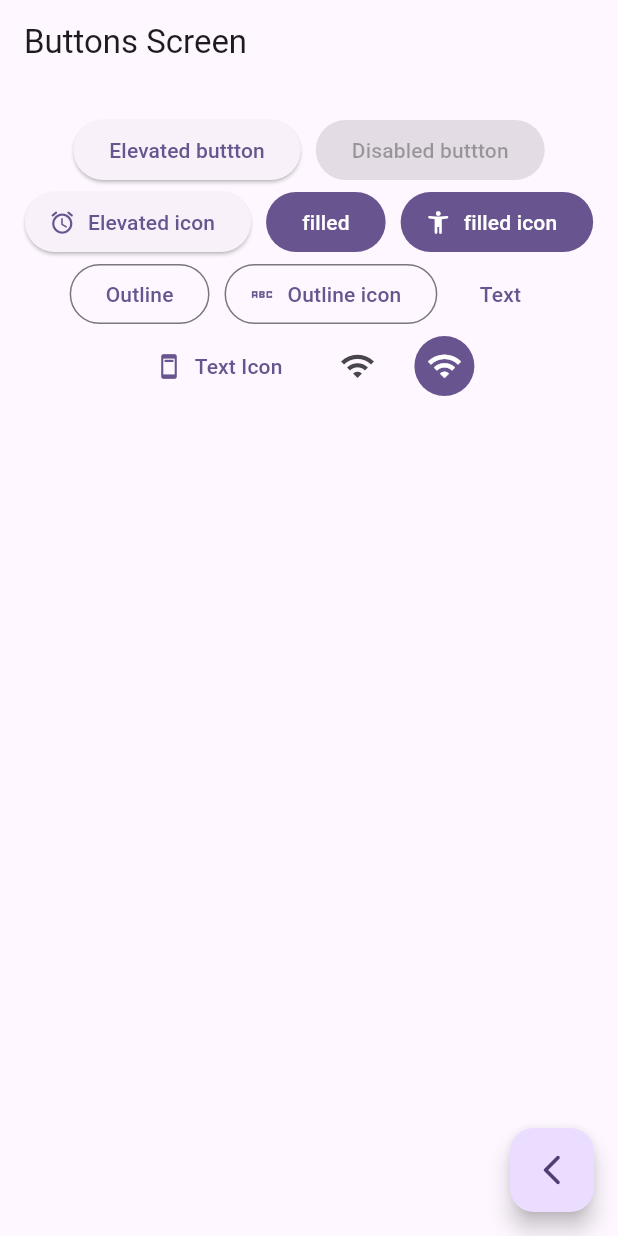
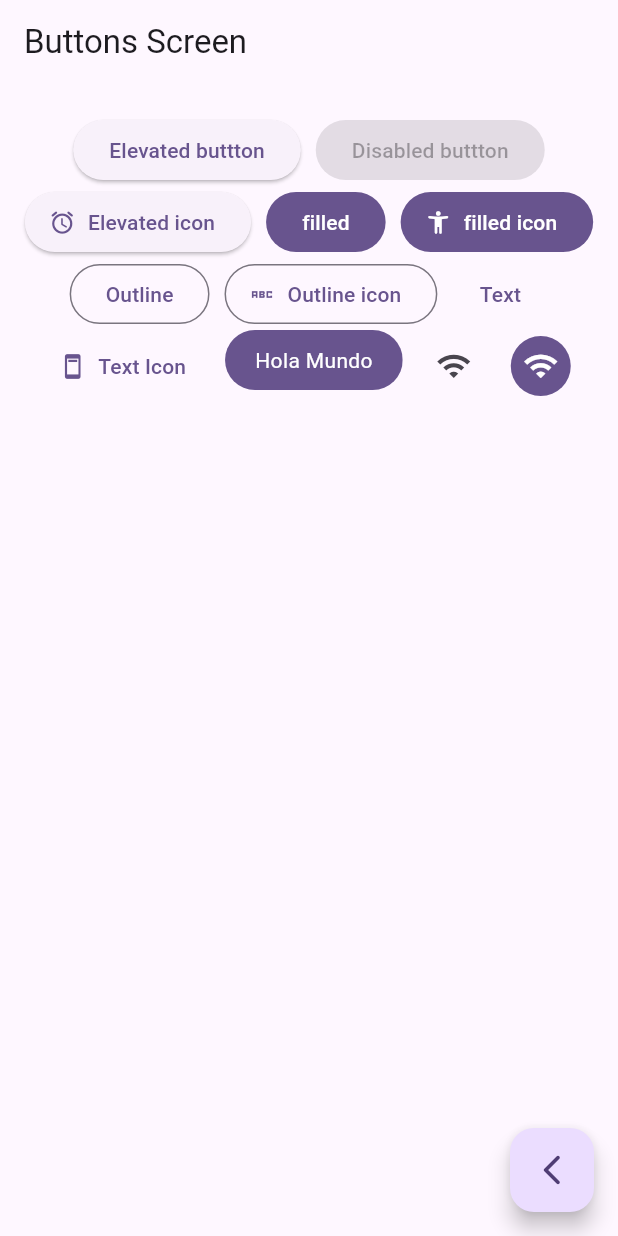
Before and after one commit to josebm01/flutter_widgets_app, a Flutter app: the ButtonsScreen screen opened by its route, on a phone screen of 412 x 824 dp. Run offline on Flutter 3.47's test engine with Material 2 defaults, Android fonts, the phone set to English and light mode, and no system bars; our stand-ins replace go_router.

Commit message:
Se terminan vista de botones

```diff
--- a/lib/presentation/screens/buttons/buttons_screen.dart
+++ b/lib/presentation/screens/buttons/buttons_screen.dart
@@ -88,6 +88,9 @@ class _ButtonsView extends StatelessWidget {
               label: const Text('Text Icon')
             ),
 
+            //? Botón personalizado
+            const CustomButton(),
+
             //? Botón ícono
             IconButton(onPressed: (){}, icon: const Icon( Icons.wifi_outlined )),
 
@@ -110,3 +113,35 @@ class _ButtonsView extends StatelessWidget {
     );
   }
 }
+
+
+
+//! Botón personalizado
+class CustomButton extends StatelessWidget {
+
+  const CustomButton({super.key});
+
+  @override
+  Widget build(BuildContext context) {
+
+    //? Paleta de colores
+    final colors = Theme.of( context ).colorScheme;
+
+    //? Widget para aplicar splash screen y otras configuraciones sobre ello
+    return ClipRRect(
+      //? Redondez del botón
+      borderRadius: BorderRadius.circular( 20 ),
+      child: Material(
+        color: colors.primary,
+         //? InkWell - para hacer el tap
+        child: InkWell(
+          onTap: (){},
+          child: const Padding(
+            padding: EdgeInsets.symmetric( horizontal: 20, vertical: 10 ),
+            child: Text('Hola Mundo', style: TextStyle( color: Colors.white ) ),
+          ),
+        ),
+      ),
+    );
+  }
+}
--- a/lib/presentation/screens/home/home_screen.dart
+++ b/lib/presentation/screens/home/home_screen.dart
@@ -1,7 +1,6 @@
 import 'package:flutter/material.dart';
 import 'package:go_router/go_router.dart';
 import 'package:widgets_app/config/menu/menu_items.dart';
-import 'package:widgets_app/presentation/screens/cards/card_screen.dart';
 
 
 class HomeScreen extends StatelessWidget {
@@ -44,6 +43,7 @@ class _HomeView extends StatelessWidget {
     );
   }
 }
+
 
 
 //! Widget personalizado de opciones
```
